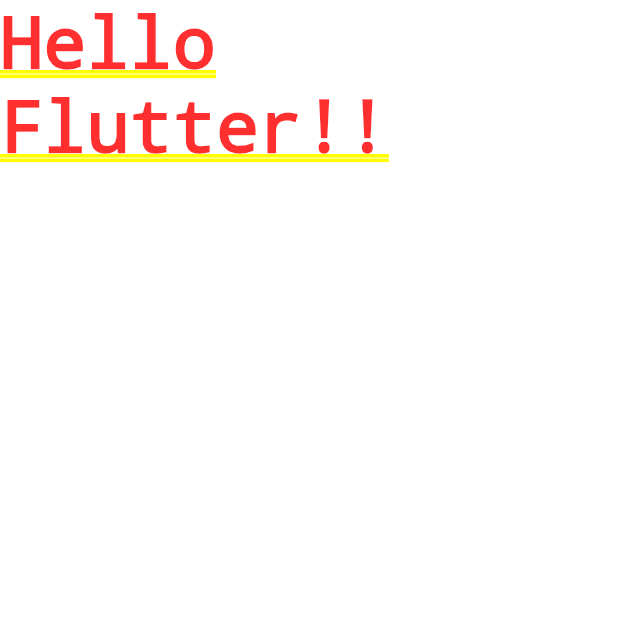
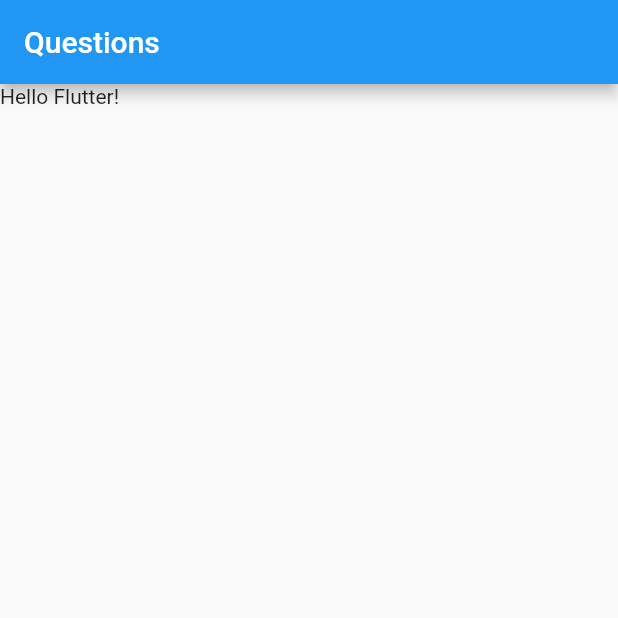
Before and after one commit to santclear/questions_project, a Flutter app: the screen it shows after launch, on a phone screen of 412 x 824 dp, the top half of it. Run offline on Flutter 3.47's test engine with Material 2 defaults, Android fonts, the phone set to English and light mode, and no system bars.

Commit message:
07 - Add scaffold and body with text.

```diff
--- a/lib/main.dart
+++ b/lib/main.dart
@@ -6,7 +6,12 @@ class QuestionsApp extends StatelessWidget {
   @override
   Widget build(BuildContext context) {
     return MaterialApp(
-      home: Text('Hello Flutter!!'),
+      home: Scaffold(
+        appBar: AppBar(
+          title: Text('Questions'),
+        ),
+        body: Text('Hello Flutter!'),
+      ),
     );
   }
 }
```
